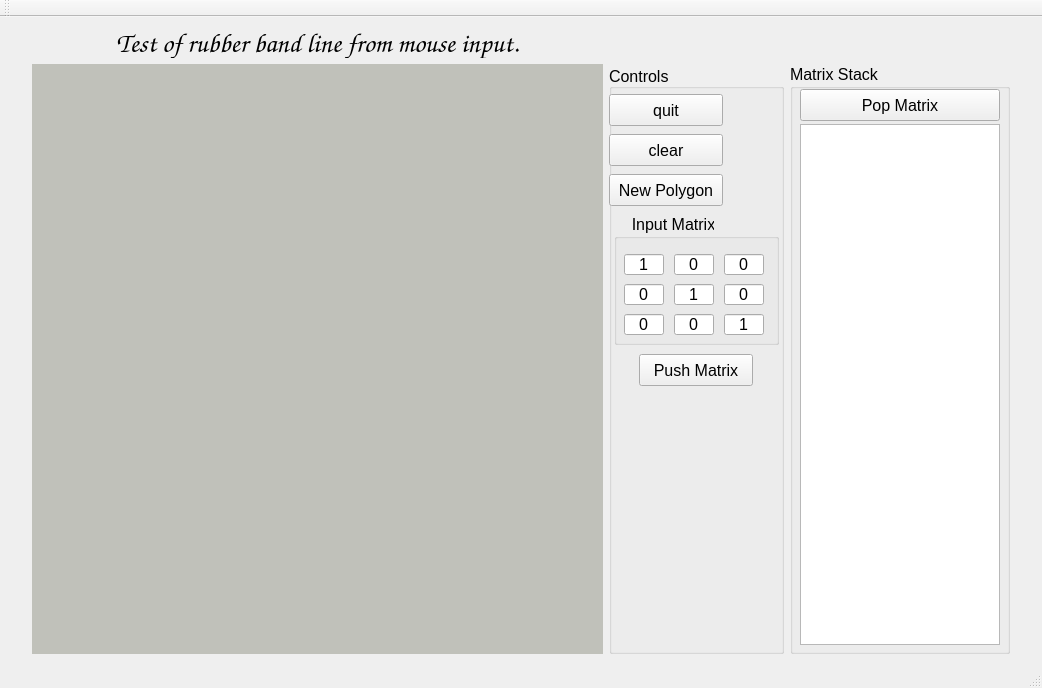
Above: mainwindow.ui from LloydMontgomery/CSC305_A1 before the change. Below: the same form after it.
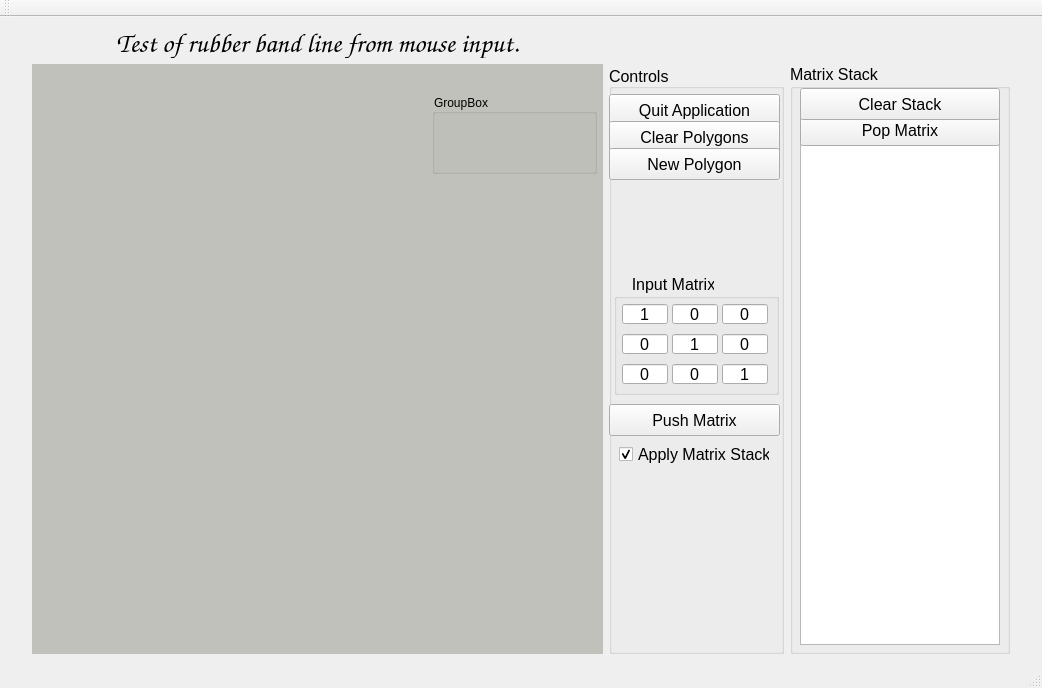
That is the form after the change. Custom widgets are drawn as their Qt base class.

Commit message: Core application complete, still working in UI

The edit to the form file:
```diff
--- a/mainwindow.ui
+++ b/mainwindow.ui
@@ -37,9 +37,9 @@
          <property name="geometry">
           <rect>
            <x>10</x>
-           <y>60</y>
+           <y>80</y>
            <width>200</width>
-           <height>521</height>
+           <height>501</height>
           </rect>
          </property>
          <property name="maximumSize">
@@ -64,7 +64,7 @@
          <property name="geometry">
           <rect>
            <x>10</x>
-           <y>25</y>
+           <y>50</y>
            <width>200</width>
            <height>32</height>
           </rect>
@@ -79,6 +79,19 @@
           <string>Pop Matrix</string>
          </property>
         </widget>
+        <widget class="QPushButton" name="pushButton_6">
+         <property name="geometry">
+          <rect>
+           <x>10</x>
+           <y>24</y>
+           <width>200</width>
+           <height>32</height>
+          </rect>
+         </property>
+         <property name="text">
+          <string>Clear Stack</string>
+         </property>
+        </widget>
        </widget>
       </item>
       <item row="1" column="0">
@@ -95,6 +108,19 @@
         <property name="styleSheet">
          <string notr="true">background-color: rgb(192, 193, 186);</string>
         </property>
+        <widget class="QGroupBox" name="groupBox_3">
+         <property name="geometry">
+          <rect>
+           <x>400</x>
+           <y>30</y>
+           <width>165</width>
+           <height>80</height>
+          </rect>
+         </property>
+         <property name="title">
+          <string>GroupBox</string>
+         </property>
+        </widget>
        </widget>
       </item>
       <item row="1" column="1">
@@ -121,33 +147,33 @@
           <rect>
            <x>0</x>
            <y>30</y>
-           <width>114</width>
+           <width>171</width>
            <height>32</height>
           </rect>
          </property>
          <property name="text">
-          <string>quit</string>
+          <string>Quit Application</string>
          </property>
         </widget>
         <widget class="QPushButton" name="pushButton_2">
          <property name="geometry">
           <rect>
            <x>0</x>
-           <y>70</y>
-           <width>114</width>
+           <y>57</y>
+           <width>171</width>
            <height>32</height>
           </rect>
          </property>
          <property name="text">
-          <string>clear</string>
+          <string>Clear Polygons</string>
          </property>
         </widget>
         <widget class="QPushButton" name="pushButton_3">
          <property name="geometry">
           <rect>
            <x>0</x>
-           <y>110</y>
-           <width>114</width>
+           <y>84</y>
+           <width>171</width>
            <height>32</height>
           </rect>
          </property>
@@ -159,9 +185,9 @@
          <property name="geometry">
           <rect>
            <x>5</x>
-           <y>150</y>
+           <y>210</y>
            <width>165</width>
-           <height>131</height>
+           <height>121</height>
           </rect>
          </property>
          <property name="font">
@@ -175,10 +201,10 @@
          <widget class="QLineEdit" name="m11">
           <property name="geometry">
            <rect>
-            <x>10</x>
-            <y>40</y>
-            <width>40</width>
-            <height>21</height>
+            <x>8</x>
+            <y>30</y>
+            <width>46</width>
+            <height>20</height>
            </rect>
           </property>
           <property name="font">
@@ -202,10 +228,10 @@
          <widget class="QLineEdit" name="m12">
           <property name="geometry">
            <rect>
-            <x>60</x>
-            <y>40</y>
-            <width>40</width>
-            <height>21</height>
+            <x>58</x>
+            <y>30</y>
+            <width>46</width>
+            <height>20</height>
            </rect>
           </property>
           <property name="font">
@@ -226,10 +252,10 @@
          <widget class="QLineEdit" name="m13">
           <property name="geometry">
            <rect>
-            <x>110</x>
-            <y>40</y>
-            <width>40</width>
-            <height>21</height>
+            <x>108</x>
+            <y>30</y>
+            <width>46</width>
+            <height>20</height>
            </rect>
           </property>
           <property name="font">
@@ -250,10 +276,10 @@
          <widget class="QLineEdit" name="m21">
           <property name="geometry">
            <rect>
-            <x>10</x>
-            <y>70</y>
-            <width>40</width>
-            <height>21</height>
+            <x>8</x>
+            <y>60</y>
+            <width>46</width>
+            <height>20</height>
            </rect>
           </property>
           <property name="font">
@@ -274,10 +300,10 @@
          <widget class="QLineEdit" name="m22">
           <property name="geometry">
            <rect>
-            <x>60</x>
-            <y>70</y>
-            <width>40</width>
-            <height>21</height>
+            <x>58</x>
+            <y>60</y>
+            <width>46</width>
+            <height>20</height>
            </rect>
           </property>
           <property name="font">
@@ -298,10 +324,10 @@
          <widget class="QLineEdit" name="m23">
           <property name="geometry">
            <rect>
-            <x>110</x>
-            <y>70</y>
-            <width>40</width>
-            <height>21</height>
+            <x>108</x>
+            <y>60</y>
+            <width>46</width>
+            <height>20</height>
            </rect>
           </property>
           <property name="font">
@@ -322,10 +348,10 @@
          <widget class="QLineEdit" name="m31">
           <property name="geometry">
            <rect>
-            <x>10</x>
-            <y>100</y>
-            <width>40</width>
-            <height>21</height>
+            <x>8</x>
+            <y>90</y>
+            <width>46</width>
+            <height>20</height>
            </rect>
           </property>
           <property name="font">
@@ -346,10 +372,10 @@
          <widget class="QLineEdit" name="m32">
           <property name="geometry">
            <rect>
-            <x>60</x>
-            <y>100</y>
-            <width>40</width>
-            <height>21</height>
+            <x>58</x>
+            <y>90</y>
+            <width>46</width>
+            <height>20</height>
            </rect>
           </property>
           <property name="font">
@@ -370,10 +396,10 @@
          <widget class="QLineEdit" name="m33">
           <property name="geometry">
            <rect>
-            <x>110</x>
-            <y>100</y>
-            <width>40</width>
-            <height>21</height>
+            <x>108</x>
+            <y>90</y>
+            <width>46</width>
+            <height>20</height>
            </rect>
           </property>
           <property name="font">
@@ -395,9 +421,9 @@
         <widget class="QPushButton" name="pushButton_4">
          <property name="geometry">
           <rect>
-           <x>30</x>
-           <y>290</y>
-           <width>114</width>
+           <x>0</x>
+           <y>340</y>
+           <width>171</width>
            <height>32</height>
           </rect>
          </property>
@@ -405,6 +431,22 @@
           <string>Push Matrix</string>
          </property>
         </widget>
+        <widget class="QCheckBox" name="checkBox">
+         <property name="geometry">
+          <rect>
+           <x>10</x>
+           <y>380</y>
+           <width>151</width>
+           <height>20</height>
+          </rect>
+         </property>
+         <property name="text">
+          <string>Apply Matrix Stack</string>
+         </property>
+         <property name="checked">
+          <bool>true</bool>
+         </property>
+        </widget>
        </widget>
       </item>
       <item row="0" column="0">
```
Left out of the diff: 76 changed lines with no effect on the pictures. The commit also changes 4 other files.
